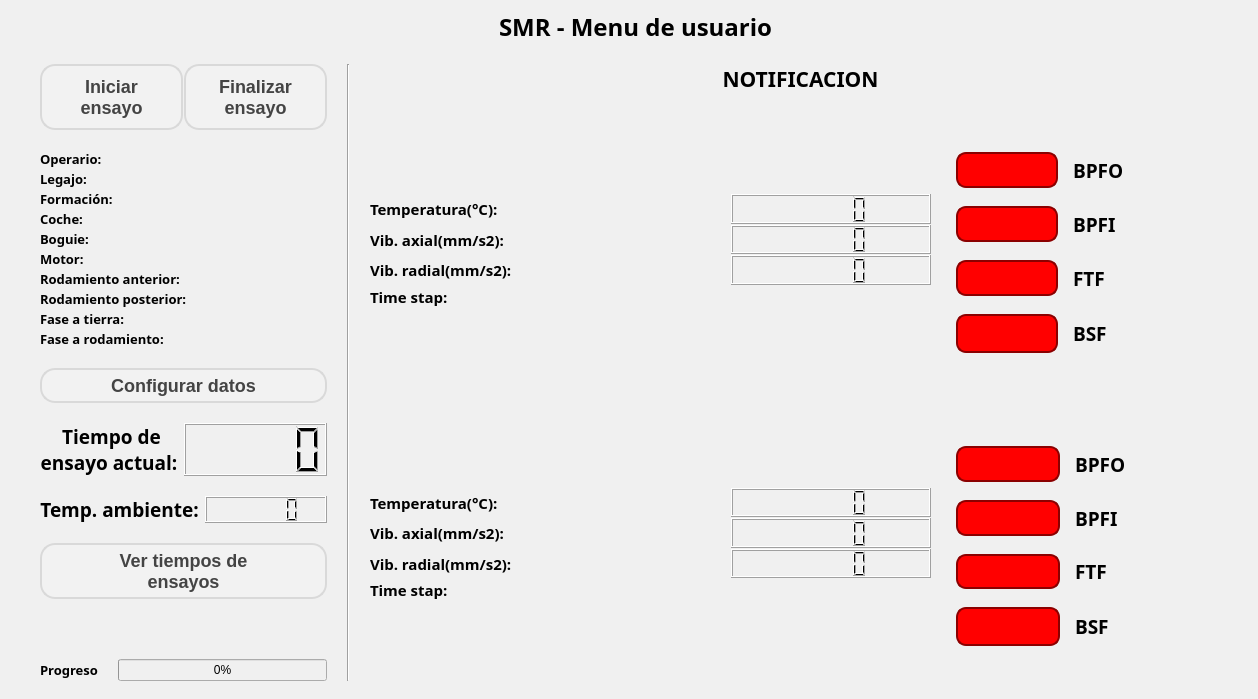
This is User_interface/app_smr/Qt/win_user.ui in nvargas24/Sistema_medicion_de_rodamientos-SMR as Qt 5 draws it before an edit. The edited form follows.
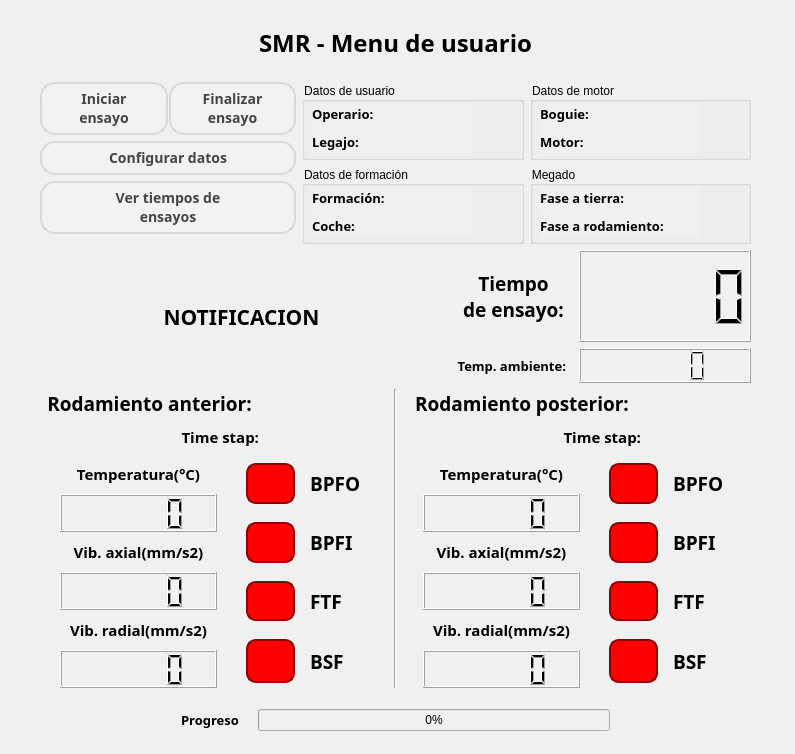
This is the edited form.

What changed in the file:
```diff
--- a/User_interface/app_smr/Qt/win_user.ui
+++ b/User_interface/app_smr/Qt/win_user.ui
@@ -6,8 +6,8 @@
    <rect>
     <x>0</x>
     <y>0</y>
-    <width>1258</width>
-    <height>699</height>
+    <width>795</width>
+    <height>754</height>
    </rect>
   </property>
   <property name="sizePolicy">
@@ -28,19 +28,16 @@
    <string notr="true">background-color: rgb(240, 240, 240);</string>
   </property>
   <widget class="QWidget" name="centralwidget">
-   <widget class="QWidget" name="verticalLayoutWidget_3">
+   <widget class="QWidget" name="verticalLayoutWidget_11">
     <property name="geometry">
      <rect>
       <x>40</x>
       <y>10</y>
-      <width>1191</width>
-      <height>671</height>
+      <width>711</width>
+      <height>721</height>
      </rect>
     </property>
-    <layout class="QVBoxLayout" name="verticalLayout_9">
-     <property name="spacing">
-      <number>20</number>
-     </property>
+    <layout class="QVBoxLayout" name="verticalLayout_9" stretch="2,4,4,9,1">
      <item>
       <widget class="QLabel" name="label_7">
        <property name="font">
@@ -60,14 +57,14 @@
       </widget>
      </item>
      <item>
-      <layout class="QHBoxLayout" name="horizontalLayout_11" stretch="1,0,3">
+      <layout class="QHBoxLayout" name="horizontalLayout_14" stretch="4,7">
        <item>
-        <layout class="QVBoxLayout" name="verticalLayout_7" stretch="2,6,1,0,0,0,0">
-         <property name="leftMargin">
+        <layout class="QVBoxLayout" name="verticalLayout_3" stretch="3,1,1">
+         <property name="topMargin">
           <number>0</number>
          </property>
          <property name="bottomMargin">
-          <number>0</number>
+          <number>10</number>
          </property>
          <item>
           <layout class="QHBoxLayout" name="horizontalLayout_13">
@@ -82,6 +79,14 @@
                <verstretch>0</verstretch>
               </sizepolicy>
              </property>
+             <property name="font">
+              <font>
+               <family>Segoe UI Semibold</family>
+               <pointsize>-1</pointsize>
+               <weight>75</weight>
+               <bold>true</bold>
+              </font>
+             </property>
              <property name="focusPolicy">
               <enum>Qt::NoFocus</enum>
              </property>
@@ -92,7 +97,7 @@
     border-radius: 15px; /* Bordes curvos */
     padding: 5px 10px; /* Espacio interno para texto */
     font-weight: bold; /* Texto en negrita */
-    font-size: 18px; /* Tamaño de fuente */
+    font-size: 14px; /* Tamaño de fuente */
     color: #444444; /* Color de texto */
 }
 
@@ -123,6 +128,14 @@
                <verstretch>0</verstretch>
               </sizepolicy>
              </property>
+             <property name="font">
+              <font>
+               <family>Segoe UI Semibold</family>
+               <pointsize>-1</pointsize>
+               <weight>75</weight>
+               <bold>true</bold>
+              </font>
+             </property>
              <property name="focusPolicy">
               <enum>Qt::NoFocus</enum>
              </property>
@@ -133,7 +146,7 @@
     border-radius: 15px; /* Bordes curvos */
     padding: 5px 10px; /* Espacio interno para texto */
     font-weight: bold; /* Texto en negrita */
-    font-size: 18px; /* Tamaño de fuente */
+    font-size: 14px; /* Tamaño de fuente */
     color: #444444; /* Color de texto */
 }
 
@@ -159,12 +172,125 @@
           </layout>
          </item>
          <item>
-          <layout class="QVBoxLayout" name="verticalLayout_2">
-           <property name="spacing">
-            <number>2</number>
+          <widget class="QPushButton" name="btn_config_data">
+           <property name="sizePolicy">
+            <sizepolicy hsizetype="Minimum" vsizetype="Expanding">
+             <horstretch>0</horstretch>
+             <verstretch>0</verstretch>
+            </sizepolicy>
            </property>
+           <property name="font">
+            <font>
+             <family>Segoe UI Semibold</family>
+             <pointsize>-1</pointsize>
+             <weight>75</weight>
+             <bold>true</bold>
+            </font>
+           </property>
+           <property name="focusPolicy">
+            <enum>Qt::NoFocus</enum>
+           </property>
+           <property name="styleSheet">
+            <string notr="true">QPushButton {
+    background-color: #F2F2F2; /* Color de fondo */
+    border: 2px solid #D9D9D9; /* Borde gris claro */
+    border-radius: 15px; /* Bordes curvos */
+    padding: 5px 10px; /* Espacio interno para texto */
+    font-weight: bold; /* Texto en negrita */
+    font-size: 14px; /* Tamaño de fuente */
+    color: #444444; /* Color de texto */
+}
+
+QPushButton:hover {
+    background-color: #88AEF1; /* Color celeste */
+    border-color: #0078D7; /* Borde celeste */
+    color: #FFFFFF; /* Color de texto blanco */
+}
+
+QPushButton:focus {
+    background-color: #88AEF1; /* Color celeste */
+    border-color: #0078D7; /* Borde celeste */
+    color: #FFFFFF; /* Color de texto blanco */
+	outline: none; /* Elimina el contorno alrededor del QLineEdit al seleccionarlo */
+}</string>
+           </property>
+           <property name="text">
+            <string>Configurar datos</string>
+           </property>
+          </widget>
+         </item>
            <item>
-            <layout class="QHBoxLayout" name="horizontalLayout" stretch="1,2">
+          <widget class="QPushButton" name="btn_ver_ensayos">
+           <property name="sizePolicy">
+            <sizepolicy hsizetype="Minimum" vsizetype="Expanding">
+             <horstretch>0</horstretch>
+             <verstretch>0</verstretch>
+            </sizepolicy>
+           </property>
+           <property name="font">
+            <font>
+             <family>Segoe UI Semibold</family>
+             <pointsize>-1</pointsize>
+             <weight>75</weight>
+             <bold>true</bold>
+            </font>
+           </property>
+           <property name="focusPolicy">
+            <enum>Qt::NoFocus</enum>
+           </property>
+           <property name="styleSheet">
+            <string notr="true">QPushButton {
+    background-color: #F2F2F2; /* Color de fondo */
+    border: 2px solid #D9D9D9; /* Borde gris claro */
+    border-radius: 15px; /* Bordes curvos */
+    padding: 5px 10px; /* Espacio interno para texto */
+    font-weight: bold; /* Texto en negrita */
+    font-size: 14px; /* Tamaño de fuente */
+    color: #444444; /* Color de texto */
+}
+
+QPushButton:hover {
+    background-color: #88AEF1; /* Color celeste */
+    border-color: #0078D7; /* Borde celeste */
+    color: #FFFFFF; /* Color de texto blanco */
+}
+
+QPushButton:focus {
+    background-color: #88AEF1; /* Color celeste */
+    border-color: #0078D7; /* Borde celeste */
+    color: #FFFFFF; /* Color de texto blanco */
+	outline: none; /* Elimina el contorno alrededor del QLineEdit al seleccionarlo */
+}</string>
+           </property>
+           <property name="text">
+            <string>Ver tiempos de 
+ensayos</string>
+           </property>
+          </widget>
+         </item>
+        </layout>
+       </item>
+       <item>
+        <layout class="QHBoxLayout" name="horizontalLayout_11">
+         <item>
+          <layout class="QVBoxLayout" name="verticalLayout">
+           <item>
+            <widget class="QGroupBox" name="groupBox">
+             <property name="title">
+              <string>Datos de usuario</string>
+             </property>
+             <widget class="QWidget" name="verticalLayoutWidget_4">
+              <property name="geometry">
+               <rect>
+                <x>10</x>
+                <y>20</y>
+                <width>160</width>
+                <height>51</height>
+               </rect>
+              </property>
+              <layout class="QVBoxLayout" name="verticalLayout_6">
+               <item>
+                <layout class="QHBoxLayout" name="horizontalLayout" stretch="4,5">
              <item>
               <widget class="QLabel" name="label">
                <property name="font">
@@ -198,7 +324,7 @@
             </layout>
            </item>
            <item>
-            <layout class="QHBoxLayout" name="horizontalLayout_2" stretch="1,2">
+                <layout class="QHBoxLayout" name="horizontalLayout_2" stretch="4,5">
              <item>
               <widget class="QLabel" name="label_3">
                <property name="font">
@@ -231,8 +357,27 @@
              </item>
             </layout>
            </item>
+              </layout>
+             </widget>
+            </widget>
+           </item>
            <item>
-            <layout class="QHBoxLayout" name="horizontalLayout_3" stretch="1,2">
+            <widget class="QGroupBox" name="groupBox_2">
+             <property name="title">
+              <string>Datos de formación</string>
+             </property>
+             <widget class="QWidget" name="verticalLayoutWidget_5">
+              <property name="geometry">
+               <rect>
+                <x>10</x>
+                <y>20</y>
+                <width>160</width>
+                <height>51</height>
+               </rect>
+              </property>
+              <layout class="QVBoxLayout" name="verticalLayout_10">
+               <item>
+                <layout class="QHBoxLayout" name="horizontalLayout_3" stretch="4,5">
              <item>
               <widget class="QLabel" name="label_5">
                <property name="font">
@@ -266,7 +411,7 @@
             </layout>
            </item>
            <item>
-            <layout class="QHBoxLayout" name="horizontalLayout_4" stretch="1,2">
+                <layout class="QHBoxLayout" name="horizontalLayout_4" stretch="4,5">
              <item>
               <widget class="QLabel" name="label_8">
                <property name="font">
@@ -299,8 +444,31 @@
              </item>
             </layout>
            </item>
+              </layout>
+             </widget>
+            </widget>
+           </item>
+          </layout>
+         </item>
            <item>
-            <layout class="QHBoxLayout" name="horizontalLayout_5" stretch="1,2">
+          <layout class="QVBoxLayout" name="verticalLayout_2">
+           <item>
+            <widget class="QGroupBox" name="groupBox_4">
+             <property name="title">
+              <string>Datos de motor</string>
+             </property>
+             <widget class="QWidget" name="verticalLayoutWidget_7">
+              <property name="geometry">
+               <rect>
+                <x>10</x>
+                <y>20</y>
+                <width>161</width>
+                <height>51</height>
+               </rect>
+              </property>
+              <layout class="QVBoxLayout" name="verticalLayout_12">
+               <item>
+                <layout class="QHBoxLayout" name="horizontalLayout_5" stretch="4,5">
              <item>
               <widget class="QLabel" name="label_10">
                <property name="font">
@@ -334,7 +502,7 @@
             </layout>
            </item>
            <item>
-            <layout class="QHBoxLayout" name="horizontalLayout_6" stretch="1,2">
+                <layout class="QHBoxLayout" name="horizontalLayout_6" stretch="4,5">
              <item>
               <widget class="QLabel" name="label_12">
                <property name="font">
@@ -367,76 +535,27 @@
              </item>
             </layout>
            </item>
-           <item>
-            <layout class="QHBoxLayout" name="horizontalLayout_7" stretch="2,1">
-             <item>
-              <widget class="QLabel" name="label_14">
-               <property name="font">
-                <font>
-                 <family>Segoe UI Semibold</family>
-                 <pointsize>10</pointsize>
-                 <weight>75</weight>
-                 <bold>true</bold>
-                </font>
-               </property>
-               <property name="text">
-                <string>Rodamiento anterior:</string>
-               </property>
-              </widget>
-             </item>
-             <item>
-              <widget class="QLabel" name="label_modelo_rod_ant">
-               <property name="font">
-                <font>
-                 <family>Segoe UI Light</family>
-                 <pointsize>10</pointsize>
-                 <weight>50</weight>
-                 <bold>false</bold>
-                </font>
-               </property>
-               <property name="text">
-                <string/>
-               </property>
-              </widget>
-             </item>
-            </layout>
-           </item>
+              </layout>
+             </widget>
+            </widget>
+           </item>
            <item>
-            <layout class="QHBoxLayout" name="horizontalLayout_8" stretch="2,1">
-             <item>
-              <widget class="QLabel" name="label_16">
-               <property name="font">
-                <font>
-                 <family>Segoe UI Semibold</family>
-                 <pointsize>10</pointsize>
-                 <weight>75</weight>
-                 <bold>true</bold>
-                </font>
-               </property>
-               <property name="text">
-                <string>Rodamiento posterior:</string>
-               </property>
-              </widget>
-             </item>
+            <widget class="QGroupBox" name="groupBox_3">
+             <property name="title">
+              <string>Megado</string>
+             </property>
+             <widget class="QWidget" name="verticalLayoutWidget_6">
+              <property name="geometry">
+               <rect>
+                <x>10</x>
+                <y>20</y>
+                <width>160</width>
+                <height>51</height>
+               </rect>
+              </property>
+              <layout class="QVBoxLayout" name="verticalLayout_11">
              <item>
-              <widget class="QLabel" name="label_modelo_rod_pos">
-               <property name="font">
-                <font>
-                 <family>Segoe UI Light</family>
-                 <pointsize>10</pointsize>
-                 <weight>50</weight>
-                 <bold>false</bold>
-                </font>
-               </property>
-               <property name="text">
-                <string/>
-               </property>
-              </widget>
-             </item>
-            </layout>
-           </item>
-           <item>
-            <layout class="QHBoxLayout" name="horizontalLayout_9" stretch="2,1">
+                <layout class="QHBoxLayout" name="horizontalLayout_9" stretch="6,2">
              <item>
               <widget class="QLabel" name="label_18">
                <property name="font">
@@ -470,7 +589,7 @@
             </layout>
            </item>
            <item>
-            <layout class="QHBoxLayout" name="horizontalLayout_10" stretch="2,1">
+                <layout class="QHBoxLayout" name="horizontalLayout_10" stretch="6,2">
              <item>
               <widget class="QLabel" name="label_20">
                <property name="font">
@@ -504,61 +623,45 @@
             </layout>
            </item>
           </layout>
-         </item>
+             </widget>
+            </widget>
+           </item>
+          </layout>
+         </item>
+        </layout>
+       </item>
+      </layout>
+     </item>
          <item>
-          <widget class="QPushButton" name="btn_config_data">
-           <property name="sizePolicy">
-            <sizepolicy hsizetype="Minimum" vsizetype="Expanding">
-             <horstretch>0</horstretch>
-             <verstretch>0</verstretch>
-            </sizepolicy>
-           </property>
+      <layout class="QHBoxLayout" name="horizontalLayout_18" stretch="8,6">
+       <item>
+        <widget class="QLabel" name="label_notificacion">
            <property name="font">
             <font>
-             <pointsize>-1</pointsize>
+           <family>Segoe UI Semibold</family>
+           <pointsize>16</pointsize>
              <weight>75</weight>
              <bold>true</bold>
             </font>
            </property>
-           <property name="focusPolicy">
-            <enum>Qt::NoFocus</enum>
-           </property>
-           <property name="styleSheet">
-            <string notr="true">QPushButton {
-    background-color: #F2F2F2; /* Color de fondo */
-    border: 2px solid #D9D9D9; /* Borde gris claro */
-    border-radius: 15px; /* Bordes curvos */
-    padding: 5px 10px; /* Espacio interno para texto */
-    font-weight: bold; /* Texto en negrita */
-    font-size: 18px; /* Tamaño de fuente */
-    color: #444444; /* Color de texto */
-}
-
-QPushButton:hover {
-    background-color: #88AEF1; /* Color celeste */
-    border-color: #0078D7; /* Borde celeste */
-    color: #FFFFFF; /* Color de texto blanco */
-}
-
-QPushButton:focus {
-    background-color: #88AEF1; /* Color celeste */
-    border-color: #0078D7; /* Borde celeste */
-    color: #FFFFFF; /* Color de texto blanco */
-	outline: none; /* Elimina el contorno alrededor del QLineEdit al seleccionarlo */
-}</string>
-           </property>
            <property name="text">
-            <string>Configurar datos</string>
+          <string>NOTIFICACION</string>
+         </property>
+         <property name="alignment">
+          <set>Qt::AlignCenter</set>
            </property>
           </widget>
          </item>
          <item>
-          <layout class="QVBoxLayout" name="verticalLayout_3">
+        <layout class="QVBoxLayout" name="verticalLayout_7" stretch="8,3">
            <item>
-            <layout class="QHBoxLayout" name="horizontalLayout_15" stretch="1,1">
+          <layout class="QHBoxLayout" name="horizontalLayout_15" stretch="6,8">
              <property name="spacing">
               <number>1</number>
              </property>
+           <property name="rightMargin">
+            <number>0</number>
+           </property>
              <item>
               <widget class="QLabel" name="label_24">
                <property name="font">
@@ -570,8 +673,8 @@
                 </font>
                </property>
                <property name="text">
-                <string>Tiempo de
-ensayo actual: </string>
+              <string>Tiempo 
+ de ensayo: </string>
                </property>
                <property name="alignment">
                 <set>Qt::AlignCenter</set>
@@ -591,16 +694,19 @@
             </layout>
            </item>
            <item>
-            <layout class="QHBoxLayout" name="horizontalLayout_16" stretch="1,1">
+          <layout class="QHBoxLayout" name="horizontalLayout_16" stretch="6,8">
              <property name="spacing">
               <number>1</number>
              </property>
+           <property name="rightMargin">
+            <number>0</number>
+           </property>
              <item>
               <widget class="QLabel" name="label_23">
                <property name="font">
                 <font>
                  <family>Segoe UI Semibold</family>
-                 <pointsize>14</pointsize>
+               <pointsize>10</pointsize>
                  <weight>75</weight>
                  <bold>true</bold>
                 </font>
@@ -627,115 +733,29 @@
            </item>
           </layout>
          </item>
-         <item>
-          <widget class="QPushButton" name="btn_ver_ensayos">
-           <property name="sizePolicy">
-            <sizepolicy hsizetype="Minimum" vsizetype="Expanding">
-             <horstretch>0</horstretch>
-             <verstretch>0</verstretch>
-            </sizepolicy>
-           </property>
-           <property name="focusPolicy">
-            <enum>Qt::NoFocus</enum>
-           </property>
-           <property name="styleSheet">
-            <string notr="true">QPushButton {
-    background-color: #F2F2F2; /* Color de fondo */
-    border: 2px solid #D9D9D9; /* Borde gris claro */
-    border-radius: 15px; /* Bordes curvos */
-    padding: 5px 10px; /* Espacio interno para texto */
-    font-weight: bold; /* Texto en negrita */
-    font-size: 18px; /* Tamaño de fuente */
-    color: #444444; /* Color de texto */
-}
-
-QPushButton:hover {
-    background-color: #88AEF1; /* Color celeste */
-    border-color: #0078D7; /* Borde celeste */
-    color: #FFFFFF; /* Color de texto blanco */
-}
-
-QPushButton:focus {
-    background-color: #88AEF1; /* Color celeste */
-    border-color: #0078D7; /* Borde celeste */
-    color: #FFFFFF; /* Color de texto blanco */
-	outline: none; /* Elimina el contorno alrededor del QLineEdit al seleccionarlo */
-}</string>
-           </property>
-           <property name="text">
-            <string>Ver tiempos de 
-ensayos</string>
-           </property>
-          </widget>
+      </layout>
          </item>
          <item>
-          <spacer name="verticalSpacer">
-           <property name="orientation">
-            <enum>Qt::Vertical</enum>
-           </property>
-           <property name="sizeHint" stdset="0">
-            <size>
-             <width>20</width>
-             <height>40</height>
-            </size>
-           </property>
-          </spacer>
-         </item>
+      <layout class="QHBoxLayout" name="horizontalLayout_17" stretch="1,1,1">
          <item>
-          <layout class="QHBoxLayout" name="horizontalLayout_12">
-           <item>
-            <widget class="QLabel" name="label_2">
-             <property name="font">
-              <font>
-               <family>Segoe UI Semibold</family>
-               <pointsize>10</pointsize>
-               <weight>75</weight>
-               <bold>true</bold>
-              </font>
-             </property>
-             <property name="text">
-              <string>Progreso</string>
-             </property>
-            </widget>
-           </item>
+        <layout class="QVBoxLayout" name="verticalLayout_4" stretch="1,1,8">
+         <property name="spacing">
+          <number>4</number>
+         </property>
            <item>
-            <widget class="QProgressBar" name="progress_bar">
-             <property name="sizeIncrement">
-              <size>
-               <width>0</width>
-               <height>1</height>
-              </size>
-             </property>
-             <property name="value">
-              <number>0</number>
-             </property>
-            </widget>
-           </item>
-          </layout>
-         </item>
-        </layout>
-       </item>
+          <layout class="QHBoxLayout" name="horizontalLayout_7" stretch="7,4">
        <item>
-        <widget class="Line" name="line_3">
-         <property name="orientation">
-          <enum>Qt::Vertical</enum>
-         </property>
-        </widget>
-       </item>
-       <item>
-        <layout class="QVBoxLayout" name="verticalLayout" stretch="2,18,18">
-         <item>
-          <widget class="QLabel" name="label_notificacion">
+            <widget class="QLabel" name="label_14">
            <property name="font">
             <font>
              <family>Segoe UI Semibold</family>
-             <pointsize>16</pointsize>
+               <pointsize>14</pointsize>
              <weight>75</weight>
              <bold>true</bold>
             </font>
            </property>
            <property name="text">
-            <string>NOTIFICACION</string>
+              <string>Rodamiento anterior:</string>
            </property>
            <property name="alignment">
             <set>Qt::AlignCenter</set>
@@ -743,23 +763,81 @@
           </widget>
          </item>
          <item>
-          <layout class="QHBoxLayout" name="horizontalLayout_73" stretch="8,15,4">
+            <widget class="QLabel" name="label_modelo_rod_ant">
+             <property name="font">
+              <font>
+               <family>Segoe UI Light</family>
+               <pointsize>10</pointsize>
+               <weight>50</weight>
+               <bold>false</bold>
+              </font>
+             </property>
+             <property name="text">
+              <string/>
+             </property>
+            </widget>
+           </item>
+          </layout>
+         </item>
+         <item>
+          <layout class="QHBoxLayout" name="horizontalLayout_21" stretch="7,4">
+           <item>
+            <widget class="QLabel" name="label_30">
+             <property name="font">
+              <font>
+               <family>Segoe UI Semibold</family>
+               <pointsize>11</pointsize>
+               <weight>75</weight>
+               <bold>true</bold>
+              </font>
+             </property>
+             <property name="text">
+              <string>Time stap:</string>
+             </property>
+             <property name="alignment">
+              <set>Qt::AlignRight|Qt::AlignTrailing|Qt::AlignVCenter</set>
+             </property>
+            </widget>
+           </item>
+           <item>
+            <widget class="QLabel" name="label_time_stap_pos">
+             <property name="font">
+              <font>
+               <family>Segoe UI Semibold</family>
+               <pointsize>11</pointsize>
+               <weight>75</weight>
+               <bold>true</bold>
+              </font>
+             </property>
+             <property name="text">
+              <string/>
+             </property>
+            </widget>
+           </item>
+          </layout>
+         </item>
+         <item>
+          <layout class="QHBoxLayout" name="horizontalLayout_73" stretch="4,3">
            <property name="bottomMargin">
             <number>0</number>
            </property>
            <item>
-            <layout class="QVBoxLayout" name="verticalLayout_8" stretch="2,2,2,0">
+            <layout class="QVBoxLayout" name="verticalLayout_8" stretch="0,0,0,0,0,0">
              <property name="spacing">
               <number>1</number>
              </property>
+             <property name="leftMargin">
+              <number>20</number>
+             </property>
              <property name="topMargin">
-              <number>80</number>
+              <number>0</number>
+             </property>
+             <property name="rightMargin">
+              <number>20</number>
              </property>
              <property name="bottomMargin">
-              <number>80</number>
+              <number>0</number>
              </property>
-             <item>
-              <layout class="QHBoxLayout" name="horizontalLayout_17" stretch="9,5">
                <item>
                 <widget class="QLabel" name="label_26">
                  <property name="font">
@@ -771,17 +849,16 @@
                   </font>
                  </property>
                  <property name="text">
-                  <string>Temperatura(°C): </string>
+                <string>Temperatura(°C)</string>
+               </property>
+               <property name="alignment">
+                <set>Qt::AlignCenter</set>
                  </property>
                 </widget>
                </item>
                <item>
                 <widget class="QLCDNumber" name="lcd_temp_ant"/>
                </item>
-              </layout>
-             </item>
-             <item>
-              <layout class="QHBoxLayout" name="horizontalLayout_18" stretch="9,5">
                <item>
                 <widget class="QLabel" name="label_27">
                  <property name="font">
@@ -793,17 +870,16 @@
                   </font>
                  </property>
                  <property name="text">
-                  <string>Vib. axial(mm/s2): </string>
+                <string>Vib. axial(mm/s2)</string>
+               </property>
+               <property name="alignment">
+                <set>Qt::AlignCenter</set>
                  </property>
                 </widget>
                </item>
                <item>
                 <widget class="QLCDNumber" name="lcd_axial_ant"/>
                </item>
-              </layout>
-             </item>
-             <item>
-              <layout class="QHBoxLayout" name="horizontalLayout_19" stretch="9,5">
                <item>
                 <widget class="QLabel" name="label_28">
                  <property name="font">
@@ -815,7 +891,10 @@
                   </font>
                  </property>
                  <property name="text">
-                  <string>Vib. radial(mm/s2): </string>
+                <string>Vib. radial(mm/s2)</string>
+               </property>
+               <property name="alignment">
+                <set>Qt::AlignCenter</set>
                  </property>
                 </widget>
                </item>
@@ -825,57 +904,18 @@
               </layout>
              </item>
              <item>
-              <layout class="QHBoxLayout" name="horizontalLayout_21" stretch="6,8">
-               <item>
-                <widget class="QLabel" name="label_30">
-                 <property name="font">
-                  <font>
-                   <family>Segoe UI Semibold</family>
-                   <pointsize>11</pointsize>
-                   <weight>75</weight>
-                   <bold>true</bold>
-                  </font>
-                 </property>
-                 <property name="text">
-                  <string>Time stap:</string>
-                 </property>
-                </widget>
-               </item>
-               <item>
-                <widget class="QLabel" name="label_time_stap_pos">
-                 <property name="font">
-                  <font>
-                   <family>Segoe UI Semibold</family>
-                   <pointsize>11</pointsize>
-                   <weight>75</weight>
-                   <bold>true</bold>
-                  </font>
-                 </property>
-                 <property name="text">
-                  <string/>
-                 </property>
-                </widget>
-               </item>
-              </layout>
-             </item>
-            </layout>
-           </item>
-           <item>
-            <layout class="QHBoxLayout" name="fft_ant"/>
-           </item>
-           <item>
             <layout class="QVBoxLayout" name="verticalLayout_20" stretch="1,1,1,1">
              <property name="spacing">
               <number>2</number>
              </property>
              <property name="topMargin">
-              <number>30</number>
+              <number>0</number>
              </property>
              <property name="rightMargin">
               <number>5</number>
              </property>
              <property name="bottomMargin">
-              <number>30</number>
+              <number>0</number>
              </property>
              <item>
               <layout class="QHBoxLayout" name="horizontalLayout_83" stretch="2,3">
@@ -1061,21 +1101,113 @@
            </item>
           </layout>
          </item>
+        </layout>
+       </item>
          <item>
-          <layout class="QHBoxLayout" name="horizontalLayout_74" stretch="8,15,4">
+        <widget class="Line" name="line">
+         <property name="orientation">
+          <enum>Qt::Vertical</enum>
+         </property>
+        </widget>
+       </item>
            <item>
-            <layout class="QVBoxLayout" name="verticalLayout_18" stretch="2,2,2,0">
+        <layout class="QVBoxLayout" name="verticalLayout_5" stretch="1,1,8">
+         <property name="spacing">
+          <number>4</number>
+         </property>
+         <item>
+          <layout class="QHBoxLayout" name="horizontalLayout_8" stretch="9,4">
+           <item>
+            <widget class="QLabel" name="label_16">
+             <property name="font">
+              <font>
+               <family>Segoe UI Semibold</family>
+               <pointsize>14</pointsize>
+               <weight>75</weight>
+               <bold>true</bold>
+              </font>
+             </property>
+             <property name="text">
+              <string>Rodamiento posterior:</string>
+             </property>
+             <property name="alignment">
+              <set>Qt::AlignCenter</set>
+             </property>
+            </widget>
+           </item>
+           <item>
+            <widget class="QLabel" name="label_modelo_rod_pos">
+             <property name="font">
+              <font>
+               <family>Segoe UI Light</family>
+               <pointsize>10</pointsize>
+               <weight>50</weight>
+               <bold>false</bold>
+              </font>
+             </property>
+             <property name="text">
+              <string/>
+             </property>
+            </widget>
+           </item>
+          </layout>
+         </item>
+         <item>
+          <layout class="QHBoxLayout" name="horizontalLayout_20" stretch="9,4">
+           <item>
+            <widget class="QLabel" name="label_29">
+             <property name="font">
+              <font>
+               <family>Segoe UI Semibold</family>
+               <pointsize>11</pointsize>
+               <weight>75</weight>
+               <bold>true</bold>
+              </font>
+             </property>
+             <property name="text">
+              <string>Time stap:</string>
+             </property>
+             <property name="alignment">
+              <set>Qt::AlignRight|Qt::AlignTrailing|Qt::AlignVCenter</set>
+             </property>
+            </widget>
+           </item>
+           <item>
+            <widget class="QLabel" name="label_time_stap_ant">
+             <property name="font">
+              <font>
+               <family>Segoe UI Semibold</family>
+               <pointsize>11</pointsize>
+               <weight>75</weight>
+               <bold>true</bold>
+              </font>
+             </property>
+             <property name="text">
+              <string/>
+             </property>
+            </widget>
+           </item>
+          </layout>
+         </item>
+         <item>
+          <layout class="QHBoxLayout" name="horizontalLayout_74" stretch="4,3">
+           <item>
+            <layout class="QVBoxLayout" name="verticalLayout_18" stretch="0,0,0,0,0,0">
              <property name="spacing">
               <number>1</number>
              </property>
+             <property name="leftMargin">
+              <number>20</number>
+             </property>
              <property name="topMargin">
-              <number>80</number>
+              <number>0</number>
+             </property>
+             <property name="rightMargin">
+              <number>20</number>
              </property>
              <property name="bottomMargin">
-              <number>80</number>
+              <number>0</number>
              </property>
-             <item>
-              <layout class="QHBoxLayout" name="horizontalLayout_75" stretch="9,5">
                <item>
                 <widget class="QLabel" name="label_85">
                  <property name="font">
@@ -1087,17 +1219,16 @@
                   </font>
                  </property>
                  <property name="text">
-                  <string>Temperatura(°C): </string>
+                <string>Temperatura(°C)</string>
+               </property>
+               <property name="alignment">
+                <set>Qt::AlignCenter</set>
                  </property>
                 </widget>
                </item>
                <item>
                 <widget class="QLCDNumber" name="lcd_temp_pos"/>
                </item>
-              </layout>
-             </item>
-             <item>
-              <layout class="QHBoxLayout" name="horizontalLayout_76" stretch="9,5">
                <item>
                 <widget class="QLabel" name="label_86">
                  <property name="font">
@@ -1109,17 +1240,16 @@
                   </font>
                  </property>
                  <property name="text">
-                  <string>Vib. axial(mm/s2): </string>
+                <string>Vib. axial(mm/s2)</string>
+               </property>
+               <property name="alignment">
+                <set>Qt::AlignCenter</set>
                  </property>
                 </widget>
                </item>
                <item>
                 <widget class="QLCDNumber" name="lcd_axial_pos"/>
                </item>
-              </layout>
-             </item>
-             <item>
-              <layout class="QHBoxLayout" name="horizontalLayout_77" stretch="9,5">
                <item>
                 <widget class="QLabel" name="label_87">
                  <property name="font">
@@ -1131,7 +1261,10 @@
                   </font>
                  </property>
                  <property name="text">
-                  <string>Vib. radial(mm/s2): </string>
+                <string>Vib. radial(mm/s2)</string>
+               </property>
+               <property name="alignment">
+                <set>Qt::AlignCenter</set>
                  </property>
                 </widget>
                </item>
@@ -1141,57 +1274,18 @@
               </layout>
              </item>
              <item>
-              <layout class="QHBoxLayout" name="horizontalLayout_20" stretch="6,8">
-               <item>
-                <widget class="QLabel" name="label_29">
-                 <property name="font">
-                  <font>
-                   <family>Segoe UI Semibold</family>
-                   <pointsize>11</pointsize>
-                   <weight>75</weight>
-                   <bold>true</bold>
-                  </font>
-                 </property>
-                 <property name="text">
-                  <string>Time stap:</string>
-                 </property>
-                </widget>
-               </item>
-               <item>
-                <widget class="QLabel" name="label_time_stap_ant">
-                 <property name="font">
-                  <font>
-                   <family>Segoe UI Semibold</family>
-                   <pointsize>11</pointsize>
-                   <weight>75</weight>
-                   <bold>true</bold>
-                  </font>
-                 </property>
-                 <property name="text">
-                  <string/>
-                 </property>
-                </widget>
-               </item>
-              </layout>
-             </item>
-            </layout>
-           </item>
-           <item>
-            <layout class="QHBoxLayout" name="fft_pos"/>
-           </item>
-           <item>
             <layout class="QVBoxLayout" name="verticalLayout_19" stretch="1,1,1,1">
              <property name="spacing">
               <number>2</number>
              </property>
              <property name="topMargin">
-              <number>30</number>
+              <number>0</number>
              </property>
              <property name="rightMargin">
-              <number>0</number>
+              <number>5</number>
              </property>
              <property name="bottomMargin">
-              <number>30</number>
+              <number>0</number>
              </property>
              <item>
               <layout class="QHBoxLayout" name="horizontalLayout_81" stretch="2,3">
@@ -1381,6 +1475,67 @@
        </item>
       </layout>
      </item>
+     <item>
+      <layout class="QHBoxLayout" name="horizontalLayout_12" stretch="2,1,5,2">
+       <property name="topMargin">
+        <number>15</number>
+       </property>
+       <item>
+        <spacer name="horizontalSpacer">
+         <property name="orientation">
+          <enum>Qt::Horizontal</enum>
+         </property>
+         <property name="sizeHint" stdset="0">
+          <size>
+           <width>40</width>
+           <height>20</height>
+          </size>
+         </property>
+        </spacer>
+       </item>
+       <item>
+        <widget class="QLabel" name="label_2">
+         <property name="font">
+          <font>
+           <family>Segoe UI Semibold</family>
+           <pointsize>10</pointsize>
+           <weight>75</weight>
+           <bold>true</bold>
+          </font>
+         </property>
+         <property name="text">
+          <string>Progreso</string>
+         </property>
+        </widget>
+       </item>
+       <item>
+        <widget class="QProgressBar" name="progress_bar">
+         <property name="sizeIncrement">
+          <size>
+           <width>0</width>
+           <height>1</height>
+          </size>
+         </property>
+         <property name="value">
+          <number>0</number>
+         </property>
+        </widget>
+       </item>
+       <item>
+        <spacer name="horizontalSpacer_2">
+         <property name="orientation">
+          <enum>Qt::Horizontal</enum>
+         </property>
+         <property name="sizeHint" stdset="0">
+          <size>
+           <width>40</width>
+           <height>20</height>
+          </size>
+         </property>
+        </spacer>
+       </item>
+      </layout>
+     </item>
     </layout>
    </widget>
   </widget>
```
Lines whose indentation alone changed are shown as unchanged.
